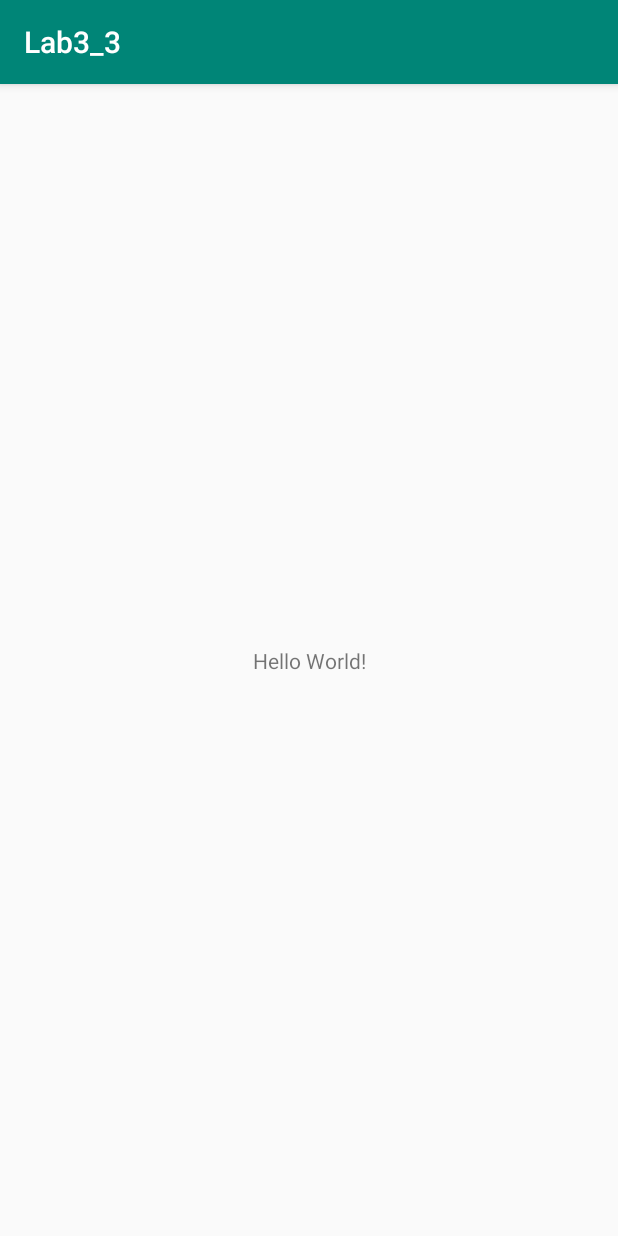
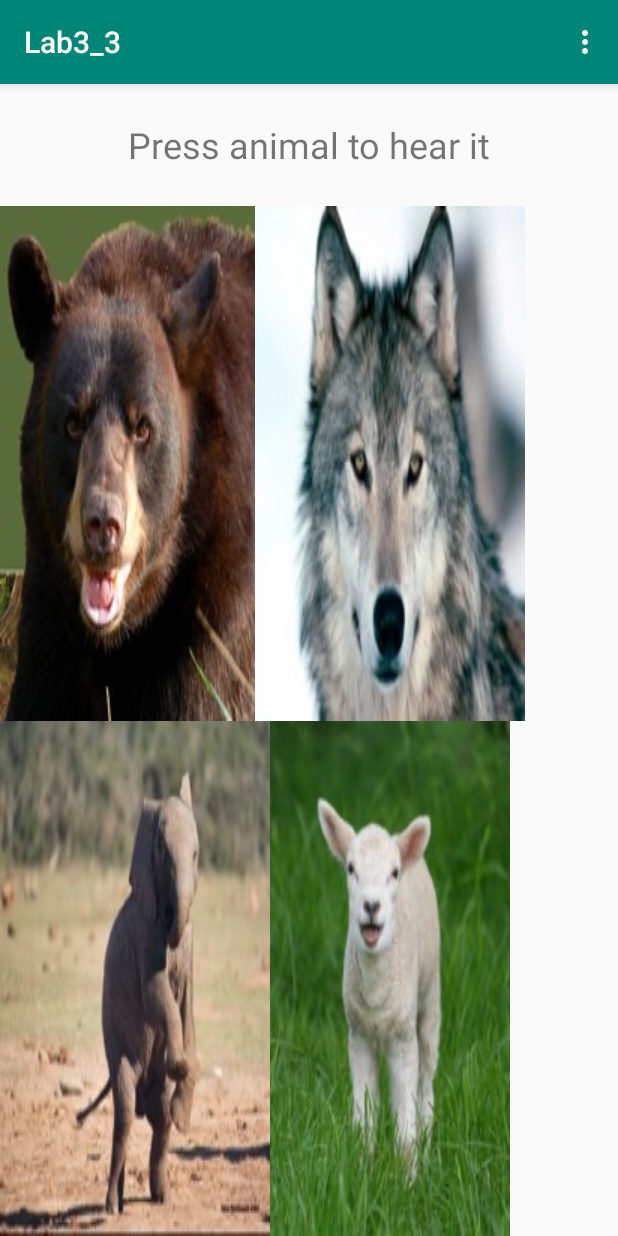
Before and after one commit to samulironkko/Lab3_3, an Android app: the MainActivity screen opened directly, with no data from a screen before it, on a phone screen of 412 x 824 dp. Run offline under Robolectric (Android 15) with nearby library versions, the phone set to English and light mode, and no system bars.

Commit message:
Tarvitsee enää äänten vaihdon

```diff
--- a/app/src/main/java/com/example/lab3_3/MainActivity.java
+++ b/app/src/main/java/com/example/lab3_3/MainActivity.java
@@ -1,13 +1,84 @@
 package com.example.lab3_3;
 
+import android.content.res.Resources;
+import android.media.MediaPlayer;
 import android.support.v7.app.AppCompatActivity;
 import android.os.Bundle;
+import android.view.Menu;
+import android.view.MenuInflater;
+import android.view.MenuItem;
+import android.view.View;
+import android.widget.ImageView;
 
-public class MainActivity extends AppCompatActivity {
+import java.util.zip.Inflater;
+
+public class MainActivity extends AppCompatActivity implements View.OnClickListener {
+
+    MediaPlayer mediaPlayer;
 
     @Override
     protected void onCreate(Bundle savedInstanceState) {
         super.onCreate(savedInstanceState);
         setContentView(R.layout.activity_main);
+
+        findViewById(R.id.first_image_id).setOnClickListener(this);
+        findViewById(R.id.second_image_id).setOnClickListener(this);
+        findViewById(R.id.third_image_id).setOnClickListener(this);
+        findViewById(R.id.fourth_image_id).setOnClickListener(this);
+
+    }
+
+    @Override
+    public boolean onCreateOptionsMenu(Menu menu) {
+
+        MenuInflater inflater = getMenuInflater();
+        inflater.inflate(R.menu.main_menu, menu);
+
+        return true;
+    }
+
+    @Override
+    public boolean onOptionsItemSelected(MenuItem item) {
+        super.onOptionsItemSelected(item);
+
+        if (item.getItemId() == R.id.birds_item) {
+            ((ImageView)findViewById(R.id.first_image_id)).setImageResource(R.drawable.huuhkaja);
+            ((ImageView)findViewById(R.id.second_image_id)).setImageResource(R.drawable.peippo);
+            ((ImageView)findViewById(R.id.third_image_id)).setImageResource(R.drawable.peukaloinen);
+            ((ImageView)findViewById(R.id.fourth_image_id)).setImageResource(R.drawable.punatulkku);
+
+        }
+        else if (item.getItemId() == R.id.mammals_item) {
+            ((ImageView)findViewById(R.id.first_image_id)).setImageResource(R.drawable.bear);
+            ((ImageView)findViewById(R.id.second_image_id)).setImageResource(R.drawable.wolf);
+            ((ImageView)findViewById(R.id.third_image_id)).setImageResource(R.drawable.elephant);
+            ((ImageView)findViewById(R.id.fourth_image_id)).setImageResource(R.drawable.lamb);
+        }
+
+        return true;
+    }
+
+    @Override
+    public void onClick(View v) {
+        if (v.getId() == R.id.first_image_id) {
+            mediaPlayer = MediaPlayer.create(this, R.raw.bear);
+            mediaPlayer.start();
+        }
+        else if (v.getId() == R.id.second_image_id) {
+            mediaPlayer = MediaPlayer.create(this, R.raw.wolf);
+            mediaPlayer.start();
+        }
+        else if (v.getId() == R.id.third_image_id) {
+            mediaPlayer = MediaPlayer.create(this, R.raw.elephant);
+            mediaPlayer.start();
+        }
+        else if (v.getId() == R.id.fourth_image_id) {
+            mediaPlayer = MediaPlayer.create(this, R.raw.lamb);
+            mediaPlayer.start();
+        }
+
+
+
+
     }
 }
--- a/app/src/main/res/layout/activity_main.xml
+++ b/app/src/main/res/layout/activity_main.xml
@@ -1,18 +1,71 @@
 <?xml version="1.0" encoding="utf-8"?>
-<android.support.constraint.ConstraintLayout xmlns:android="http://schemas.android.com/apk/res/android"
+<LinearLayout xmlns:android="http://schemas.android.com/apk/res/android"
     xmlns:app="http://schemas.android.com/apk/res-auto"
     xmlns:tools="http://schemas.android.com/tools"
     android:layout_width="match_parent"
     android:layout_height="match_parent"
+    android:id="@+id/layout_id"
+    android:orientation="vertical"
     tools:context=".MainActivity">
 
     <TextView
-        android:layout_width="wrap_content"
+        android:layout_width="match_parent"
         android:layout_height="wrap_content"
-        android:text="Hello World!"
-        app:layout_constraintBottom_toBottomOf="parent"
-        app:layout_constraintLeft_toLeftOf="parent"
-        app:layout_constraintRight_toRightOf="parent"
-        app:layout_constraintTop_toTopOf="parent" />
+        android:text="Press animal to hear it"
+        android:textSize="24dp"
+        android:gravity="center"
+        android:layout_weight="0.3"
+     />
 
-</android.support.constraint.ConstraintLayout>
+    <LinearLayout
+        android:id="@+id/up_layout_id"
+        android:layout_width="match_parent"
+        android:layout_height="wrap_content"
+        android:orientation="horizontal"
+        android:layout_weight="1"
+        android:layout_gravity="center">
+
+
+        <ImageView
+            android:id="@+id/first_image_id"
+            android:layout_width="wrap_content"
+            android:layout_height="match_parent"
+            android:src="@drawable/bear"
+            android:scaleType="fitXY"/>
+
+        <ImageView
+            android:id="@+id/second_image_id"
+            android:layout_width="wrap_content"
+            android:layout_height="match_parent"
+            android:src="@drawable/wolf"
+            android:scaleType="fitXY"/>
+
+    </LinearLayout>
+
+    <LinearLayout
+        android:layout_width="match_parent"
+        android:layout_height="wrap_content"
+        android:id="@+id/bottom_layout_id"
+        android:orientation="horizontal"
+        android:layout_weight="1"
+        android:layout_gravity="center">
+
+        <ImageView
+            android:layout_width="wrap_content"
+            android:layout_height="match_parent"
+            android:id="@+id/third_image_id"
+            android:src="@drawable/elephant"
+            android:scaleType="fitXY"
+            />
+
+        <ImageView
+            android:layout_width="wrap_content"
+            android:layout_height="match_parent"
+            android:id="@+id/fourth_image_id"
+            android:src="@drawable/lamb"
+            android:scaleType="fitXY"
+            />
+
+    </LinearLayout>
+
+</LinearLayout>
--- /dev/null
+++ b/app/src/main/res/menu/main_menu.xml
@@ -0,0 +1,15 @@
+<?xml version="1.0" encoding="utf-8"?>
+<menu xmlns:app="http://schemas.android.com/apk/res-auto"
+    xmlns:android="http://schemas.android.com/apk/res/android">
+
+    <item
+        android:title="Mammals"
+        android:id="@+id/mammals_item"
+        />
+
+    <item
+        android:title="Birds"
+        android:id="@+id/birds_item"
+        />
+
+</menu>
```
Also changed, not shown: app/src/main/res/drawable/bear.jpg (added), app/src/main/res/drawable/elephant.jpg (added), app/src/main/res/drawable/huuhkaja.jpg (added), app/src/main/res/drawable/lamb.jpg (added), app/src/main/res/drawable/peippo.jpg (added), app/src/main/res/drawable/peukaloinen.jpg (added), app/src/main/res/drawable/punatulkku.jpg (added), app/src/main/res/drawable/wolf.jpg (added), 8 other files.
